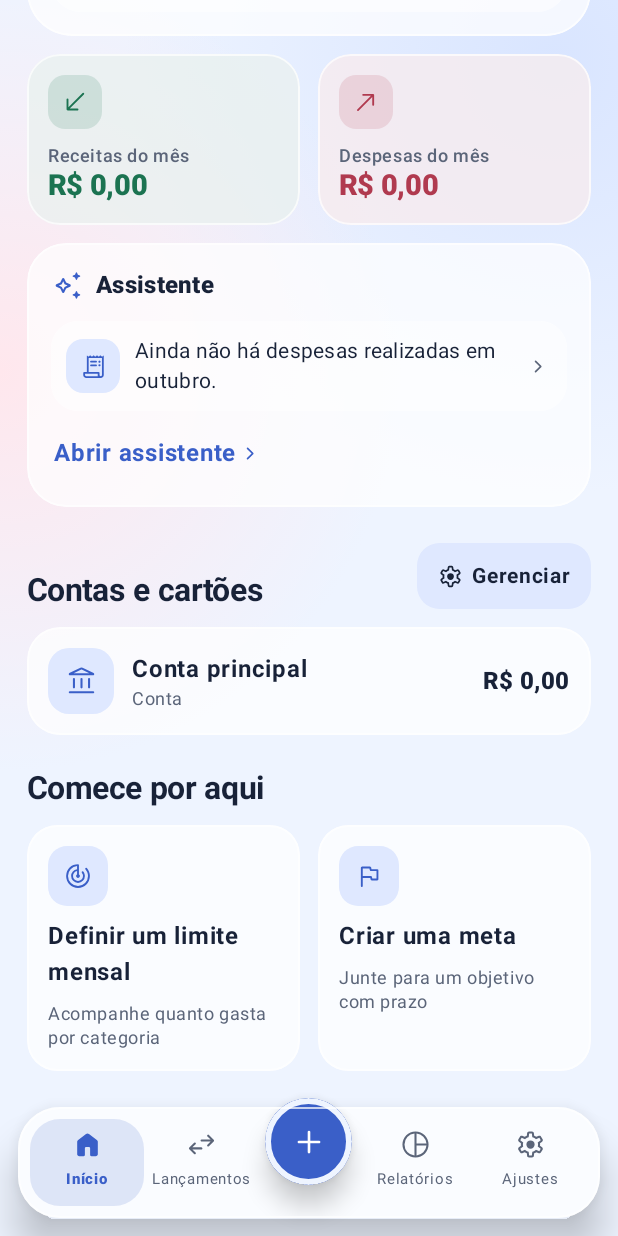
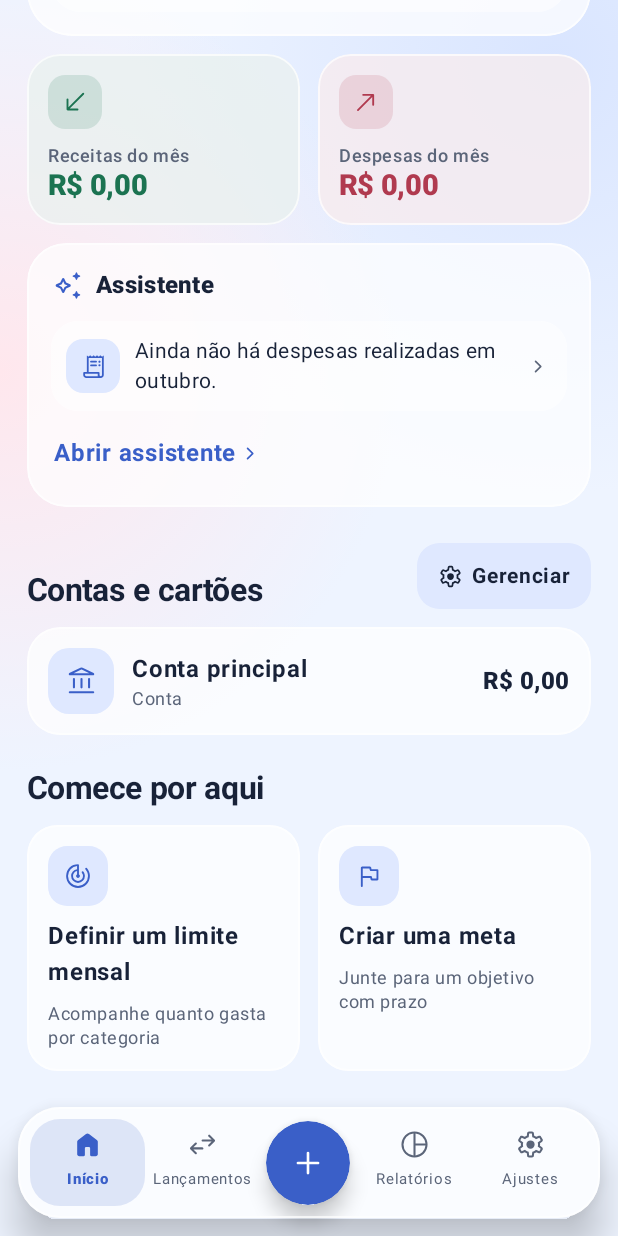
Before and after one commit to finanplus-web/finan_plus_android, an Android app built with Jetpack Compose: the screen it shows after launch (MainActivity), scrolled down 266 dp, on a phone screen of 412 x 824 dp. Run offline under Robolectric (Android 15) with nearby library versions, the phone set to English and light mode, and no system bars; 1 statement that could not run was skipped.

Commit message:
Botão + centralizado na barra inferior
Na primeira versão ele subia acima da barra e aparecia cortado no
Android. Agora fica centralizado, sem deslocamento e sem anel.

Co-Authored-By: Claude Opus 5.5 <noreply@anthropic.com>
Claude-Session: https://claude.ai/code/session_01TAvD9cHttLvvbVpEaHH5nG

```diff
--- a/app/src/main/java/com/finanplus/ui/Root.kt
+++ b/app/src/main/java/com/finanplus/ui/Root.kt
@@ -301,9 +301,9 @@ private fun BottomNav(nav: Nav, shown: Tab, modifier: Modifier) {
         NavItem(Tab.HOME, nav, shown, Modifier.weight(1f))
         NavItem(Tab.MOVES, nav, shown, Modifier.weight(1f))
         Box(
-            // botão redondo, um pouco acima da barra (conceito de outubro/2026)
-            Modifier.padding(horizontal = 4.dp).offset(y = (-14).dp).size(58.dp)
-                .shadow(10.dp, CircleShape).clip(CircleShape).background(p.accent).border(4.dp, p.bg, CircleShape)
+            // botão redondo, centralizado na barra (nada fica para fora dela)
+            Modifier.padding(horizontal = 4.dp).size(56.dp)
+                .shadow(8.dp, CircleShape).clip(CircleShape).background(p.accent)
                 .clickable(role = Role.Button) { nav.open(Sheet.TxEdit(Kind.EXPENSE)) }.semantics { contentDescription = "Novo lançamento" },
             contentAlignment = Alignment.Center,
         ) { com.finanplus.ui.components.AppIcon(com.finanplus.ui.components.Ico.ADD, p.onAccent, size = 28.dp) }
```
Also changed, not shown: 1 other file.
